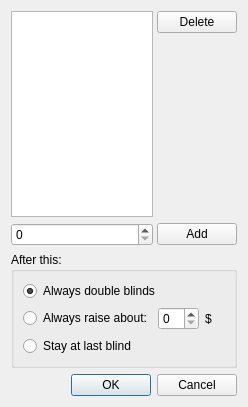
Old version of the form src/gui/qt/manualblindsorderdialog.ui in the repository pokerth/pokerth.
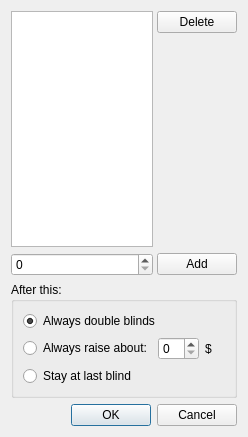
New version of the form.

Commit message: fixed integer sorting

Patch:
```diff
--- a/src/gui/qt/manualblindsorderdialog.ui
+++ b/src/gui/qt/manualblindsorderdialog.ui
@@ -6,7 +6,7 @@
     <x>0</x>
     <y>0</y>
     <width>248</width>
-    <height>407</height>
+    <height>437</height>
    </rect>
   </property>
   <property name="windowTitle" >
@@ -19,11 +19,7 @@
       <number>4</number>
      </property>
      <item rowspan="2" row="0" column="0" >
-      <widget class="QListWidget" name="listWidget_blinds" >
-       <property name="sortingEnabled" >
-        <bool>true</bool>
-       </property>
-      </widget>
+      <widget class="QListWidget" name="listWidget_blinds" />
      </item>
      <item row="0" column="1" >
       <widget class="QPushButton" name="pushButton_delete" >
```
The commit also changes 2 other files.
